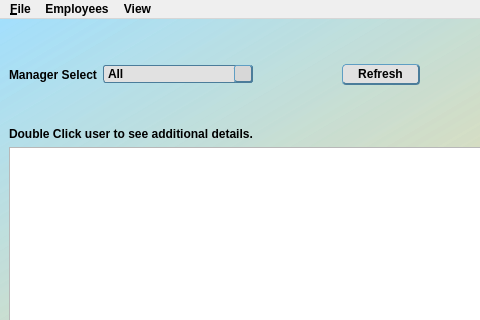
jakesb27/Manager_KPI_Tracker, file manager_main.ui: the form before one commit; both pictures show x 0 to 480 and y 0 to 320 of the 718 by 423 pixel window.
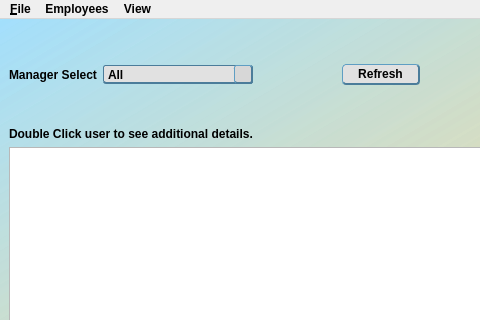
The form after the commit. Icons and pictures are not drawn.

What changed in the file:
```diff
--- a/manager_main.ui
+++ b/manager_main.ui
@@ -98,14 +98,10 @@
 	font-weight: bold;
 }
 QComboBox{
-	border: 1px solid;
-	border-color: rgb(75, 124, 154);
-	border-radius: 3px;
-	background-color: rgb(225, 225, 225);
-}
-QComboBox::pressed{
-	border: 1px solid;
-	border-color: rgb(75, 124, 154);
+	border-bottom: 2px solid rgb(75, 124, 154);
+	border-top: 1px solid rgb(75, 124, 154);
+	border-right: 1px solid rgb(75, 124, 154);
+	border-left: 1px solid rgb(75, 124, 154);
 	border-radius: 3px;
 	background-color: rgb(225, 225, 225);
 }
@@ -223,6 +219,11 @@
         <height>0</height>
        </size>
       </property>
+      <property name="styleSheet">
+       <string notr="true">QFrame{
+	background-color: qlineargradient(spread:pad, x1:0.5, y1:0, x2:0.5, y2:1, stop:0 rgba(255, 255, 255, 209), stop:0.485876 rgba(181, 207, 220, 239), stop:1 rgba(85, 199, 255, 196));
+}</string>
+      </property>
       <item>
        <property name="text">
         <string>All</string>
```
